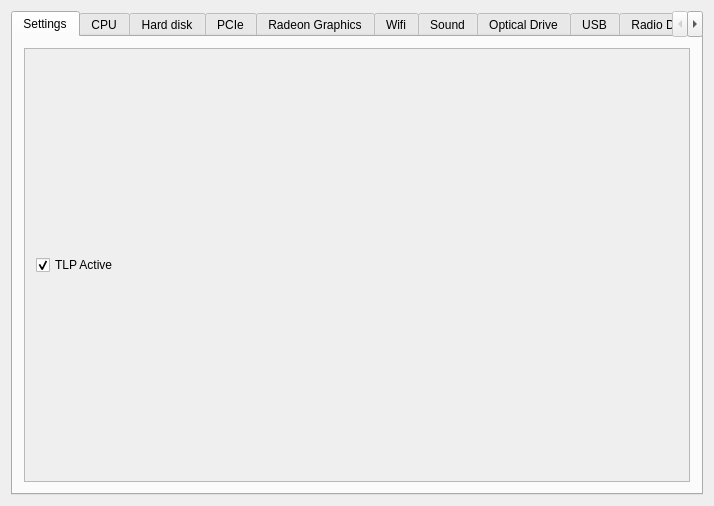
Above: mainwindow.ui from rutku/tlp-qt before the change. Below: the same form after it.
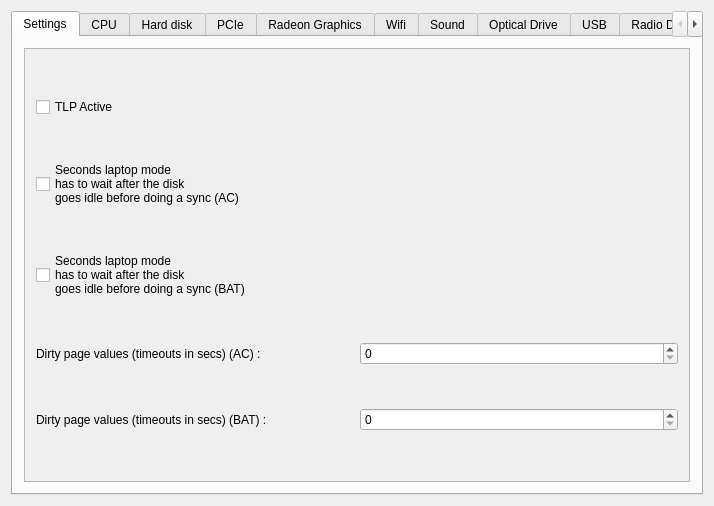
That is the form after the change. The open tabs and pages were chosen to show the change.

Commit message: ayar dosyasından okuma tamamdır.

Diff of the .ui file:
```diff
--- a/mainwindow.ui
+++ b/mainwindow.ui
@@ -46,10 +46,56 @@
                <string>TLP Active</string>
               </property>
               <property name="checked">
-               <bool>true</bool>
+               <bool>false</bool>
               </property>
              </widget>
             </item>
+            <item>
+             <widget class="QCheckBox" name="checkBox_74">
+              <property name="text">
+               <string>Seconds laptop mode 
+has to wait after the disk 
+goes idle before doing a sync (AC)</string>
+              </property>
+             </widget>
+            </item>
+            <item>
+             <widget class="QCheckBox" name="checkBox_80">
+              <property name="text">
+               <string>Seconds laptop mode 
+has to wait after the disk 
+goes idle before doing a sync (BAT)</string>
+              </property>
+             </widget>
+            </item>
+            <item>
+             <layout class="QHBoxLayout" name="horizontalLayout_55">
+              <item>
+               <widget class="QLabel" name="label">
+                <property name="text">
+                 <string>Dirty page values (timeouts in secs) (AC) :</string>
+                </property>
+               </widget>
+              </item>
+              <item>
+               <widget class="QSpinBox" name="spinBox_9"/>
+              </item>
+             </layout>
+            </item>
+            <item>
+             <layout class="QHBoxLayout" name="horizontalLayout_56">
+              <item>
+               <widget class="QLabel" name="label_2">
+                <property name="text">
+                 <string>Dirty page values (timeouts in secs) (BAT) :</string>
+                </property>
+               </widget>
+              </item>
+              <item>
+               <widget class="QSpinBox" name="spinBox_10"/>
+              </item>
+             </layout>
+            </item>
            </layout>
           </widget>
          </widget>
```
Left out of the diff: 14 changed lines with no effect on the pictures. The commit also changes 2 other files.
